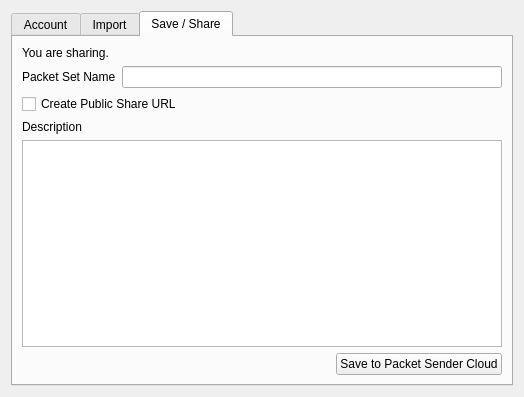
Qt form src/cloudui.ui (dannagle/PacketSender) before a commit.
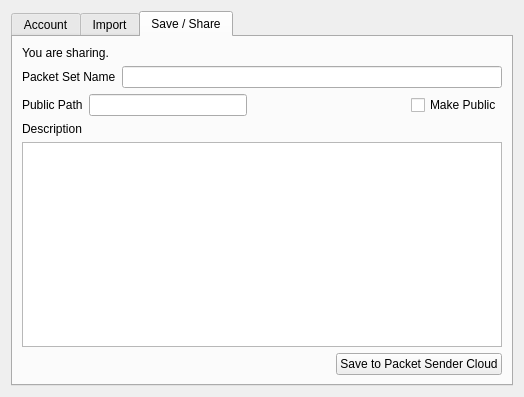
The same form after that commit. The open tabs and pages were chosen to show the change. Icons and pictures are not drawn.

Commit message: cloud path

Patch:
```diff
--- a/src/cloudui.ui
+++ b/src/cloudui.ui
@@ -326,15 +326,42 @@
         </layout>
        </item>
        <item>
+        <layout class="QHBoxLayout" name="horizontalLayout_11">
+         <item>
+          <widget class="QLabel" name="label_7">
+           <property name="text">
+            <string>Public Path</string>
+           </property>
+          </widget>
+         </item>
+         <item>
+          <widget class="QLineEdit" name="publicPathEdit"/>
+         </item>
+         <item>
+          <spacer name="horizontalSpacer_6">
+           <property name="orientation">
+            <enum>Qt::Horizontal</enum>
+           </property>
+           <property name="sizeHint" stdset="0">
+            <size>
+             <width>40</width>
+             <height>20</height>
+            </size>
+           </property>
+          </spacer>
+         </item>
+         <item>
         <widget class="QCheckBox" name="makePublicCheck">
          <property name="text">
-          <string>Create Public Share URL</string>
+            <string>Make Public</string>
          </property>
          <property name="icon">
           <iconset resource="packetsender.qrc">
            <normaloff>:/icons/ic_share_black_24dp_2x.png</normaloff>:/icons/ic_share_black_24dp_2x.png</iconset>
          </property>
         </widget>
+         </item>
+        </layout>
        </item>
        <item>
         <widget class="QLabel" name="label_4">
```
Left out of the diff: 5 changed lines with no effect on the pictures. Lines whose indentation alone changed are shown as unchanged. The commit also changes 1 other file.
